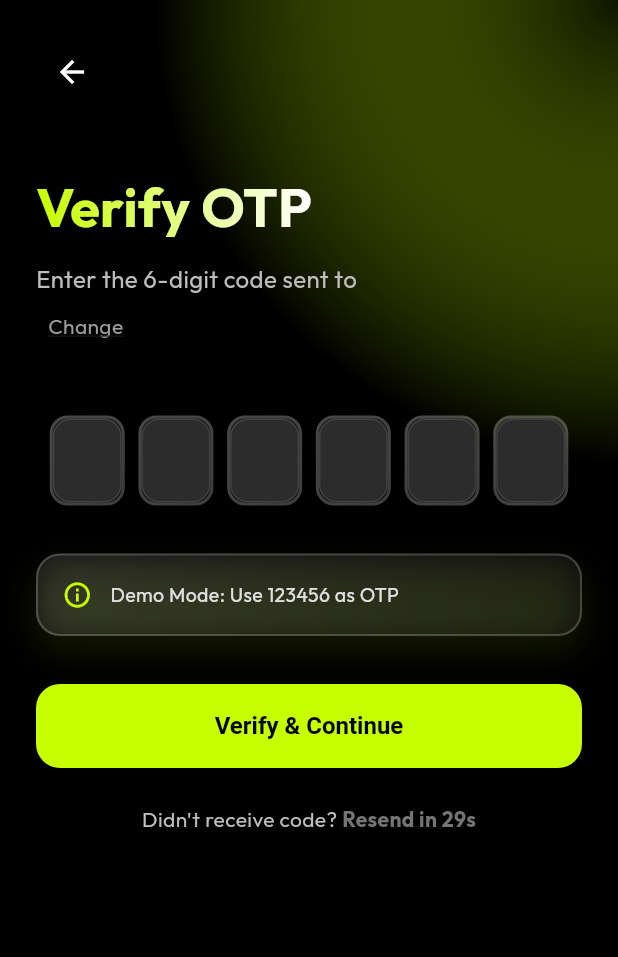
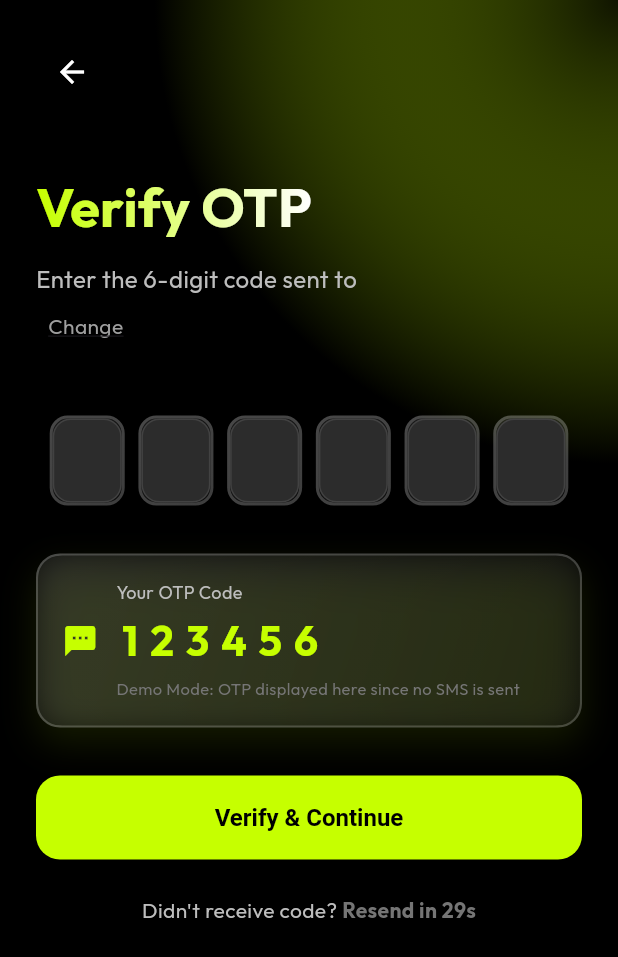
Before and after one commit to Engineerrobin7/ATKANS-MED, a Flutter app: the OTPVerificationScreen screen opened directly with empty values, on a phone screen of 412 x 824 dp. Shown: the top 957 px of the screen. Run offline on Flutter 3.47's test engine with Material 3 defaults, Android fonts, the phone set to English and light mode, and no system bars; our stand-ins replace animated_text_kit, cloud_firestore, firebase_auth, firebase_storage, flutter_riverpod, go_router and 3 more; accounts and stored records are empty.

Commit message:
Add random OTP generation per session - displayed to user in demo mode

```diff
--- a/mobile/lib/core/router/router_config.dart
+++ b/mobile/lib/core/router/router_config.dart
@@ -37,6 +37,7 @@ final routerProvider = Provider<GoRouter>((ref) {
           return OTPVerificationScreen(
             phoneNumber: extra['phoneNumber'] as String,
             verificationId: extra['verificationId'] as String,
+            generatedOTP: extra['generatedOTP'] as String?,
           );
         },
       ),
--- a/mobile/lib/features/auth/presentation/otp_verification_screen.dart
+++ b/mobile/lib/features/auth/presentation/otp_verification_screen.dart
@@ -8,11 +8,13 @@ import '../../../core/widgets/glass_card.dart';
 class OTPVerificationScreen extends ConsumerStatefulWidget {
   final String phoneNumber;
   final String verificationId;
+  final String? generatedOTP; // The OTP generated for this session
 
   const OTPVerificationScreen({
     super.key,
     required this.phoneNumber,
     required this.verificationId,
+    this.generatedOTP,
   });
 
   @override
@@ -81,12 +83,15 @@ class _OTPVerificationScreenState extends ConsumerState<OTPVerificationScreen>
 
     setState(() => _isVerifying = true);
 
-    // Demo mode: Accept "123456" as valid OTP
+    // Simulate network delay
     await Future.delayed(const Duration(seconds: 2));
 
     setState(() => _isVerifying = false);
 
-    if (otp == '123456') {
+    // Verify against generated OTP or fallback to 123456 for backward compatibility
+    final expectedOTP = widget.generatedOTP ?? '123456';
+
+    if (otp == expectedOTP) {
       // Success
       if (mounted) {
         _showSuccess();
@@ -94,7 +99,7 @@ class _OTPVerificationScreenState extends ConsumerState<OTPVerificationScreen>
         context.go('/patient-home');
       }
     } else {
-      _showError('Invalid OTP. Try 123456 for demo');
+      _showError('Invalid OTP. Check the hint below');
       _clearOTP();
       _shakeController.forward().then((_) => _shakeController.reverse());
     }
@@ -237,20 +242,43 @@ class _OTPVerificationScreenState extends ConsumerState<OTPVerificationScreen>
 
                 const SizedBox(height: 32),
 
-                // Demo hint
+                // Demo hint - Show generated OTP
                 GlassCard(
                   padding: const EdgeInsets.all(16),
                   child: Row(
                     children: [
-                      Icon(Icons.info_outline, color: Theme.of(context).primaryColor, size: 20),
+                      Icon(Icons.sms, color: Theme.of(context).primaryColor, size: 24),
                       const SizedBox(width: 12),
                       Expanded(
-                        child: Text(
-                          'Demo Mode: Use 123456 as OTP',
-                          style: TextStyle(
-                            color: Colors.grey[300],
-                            fontSize: 13,
-                          ),
+                        child: Column(
+                          crossAxisAlignment: CrossAxisAlignment.start,
+                          children: [
+                            Text(
+                              'Your OTP Code',
+                              style: TextStyle(
+                                color: Colors.grey[400],
+                                fontSize: 12,
+                              ),
+                            ),
+                            const SizedBox(height: 4),
+                            Text(
+                              widget.generatedOTP ?? '123456',
+                              style: TextStyle(
+                                color: Theme.of(context).primaryColor,
+                                fontSize: 28,
+                                fontWeight: FontWeight.bold,
+                                letterSpacing: 8,
+                              ),
+                            ),
+                            const SizedBox(height: 4),
+                            Text(
+                              'Demo Mode: OTP displayed here since no SMS is sent',
+                              style: TextStyle(
+                                color: Colors.grey[600],
+                                fontSize: 11,
+                              ),
+                            ),
+                          ],
                         ),
                       ),
                     ],
```
